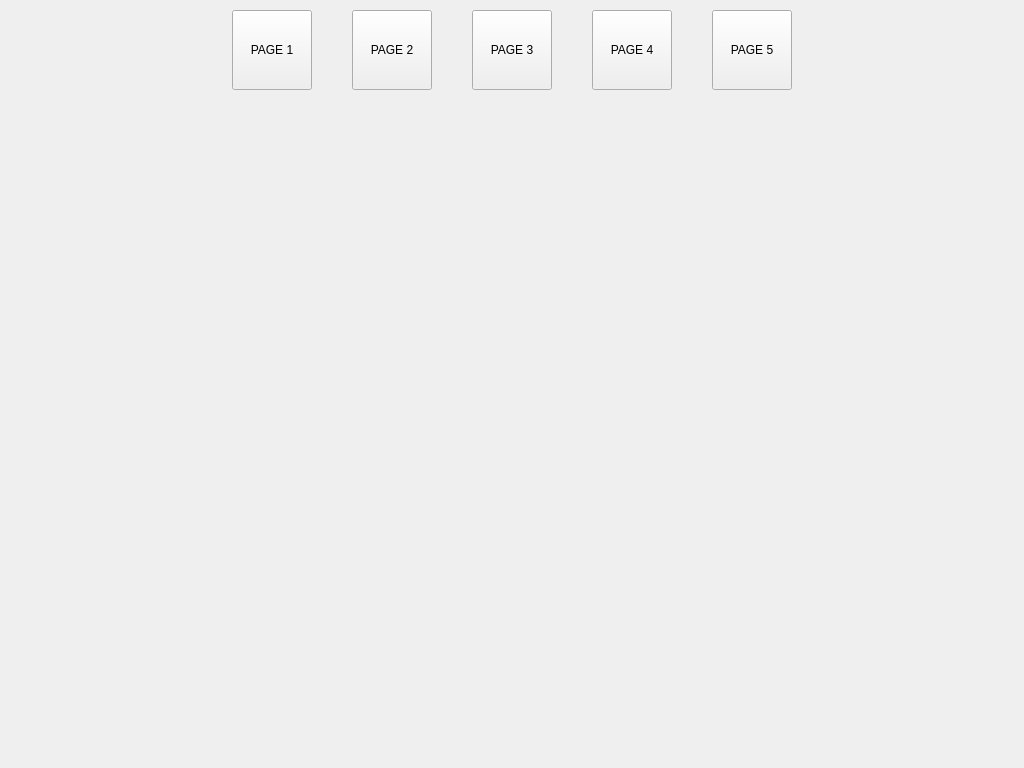
Qt form forms/MainWindow.ui (tigerjpg/cybersecurity) before a commit.
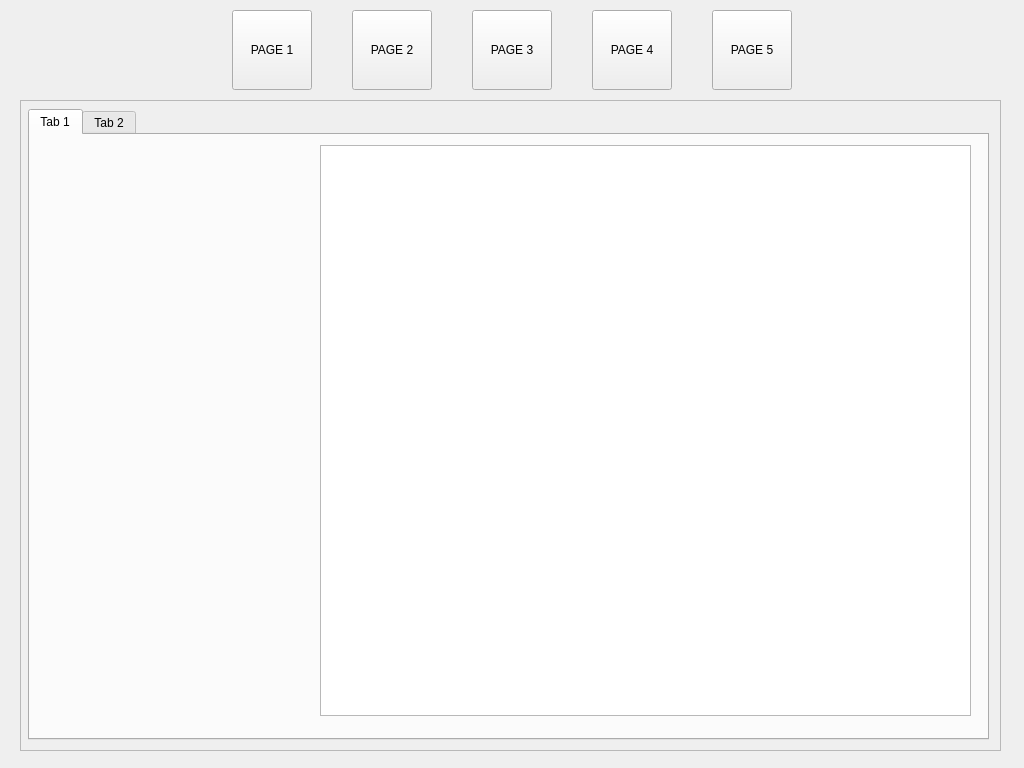
The same form after that commit. The open tabs and pages were chosen to show the change. Custom widgets are drawn as their Qt base class.

Commit message: [#18] add clear button functionality

Patch:
```diff
--- a/forms/MainWindow.ui
+++ b/forms/MainWindow.ui
@@ -621,7 +621,57 @@
      <zorder>frame</zorder>
      <zorder>horizontalLayoutWidget</zorder>
     </widget>
-    <widget class="QWidget" name="page_admin_functions"/>
+    <widget class="QWidget" name="page_admin_functions">
+     <widget class="QFrame" name="frame_2">
+      <property name="geometry">
+       <rect>
+        <x>20</x>
+        <y>0</y>
+        <width>981</width>
+        <height>651</height>
+       </rect>
+      </property>
+      <property name="frameShape">
+       <enum>QFrame::StyledPanel</enum>
+      </property>
+      <property name="frameShadow">
+       <enum>QFrame::Raised</enum>
+      </property>
+      <widget class="QTabWidget" name="admin_functions_tabs">
+       <property name="geometry">
+        <rect>
+         <x>8</x>
+         <y>9</y>
+         <width>961</width>
+         <height>631</height>
+        </rect>
+       </property>
+       <property name="currentIndex">
+        <number>0</number>
+       </property>
+       <widget class="QWidget" name="tab">
+        <attribute name="title">
+         <string>Tab 1</string>
+        </attribute>
+        <widget class="QTableView" name="customer_list">
+         <property name="geometry">
+          <rect>
+           <x>290</x>
+           <y>10</y>
+           <width>651</width>
+           <height>571</height>
+          </rect>
+         </property>
+        </widget>
+       </widget>
+       <widget class="QWidget" name="tab_2">
+        <attribute name="title">
+         <string>Tab 2</string>
+        </attribute>
+       </widget>
+      </widget>
+     </widget>
+    </widget>
    </widget>
    <widget class="QStackedWidget" name="toolbar">
     <property name="geometry">
```
The commit also changes 2 other files.
